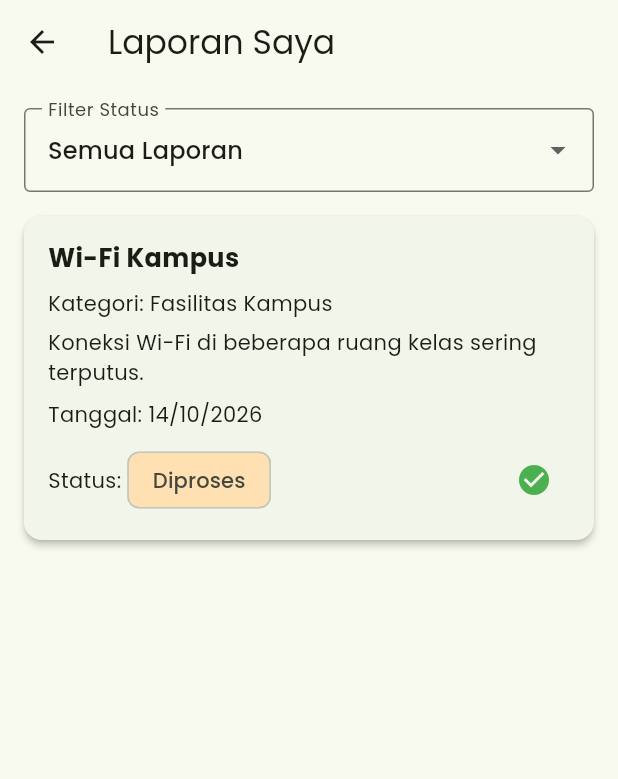
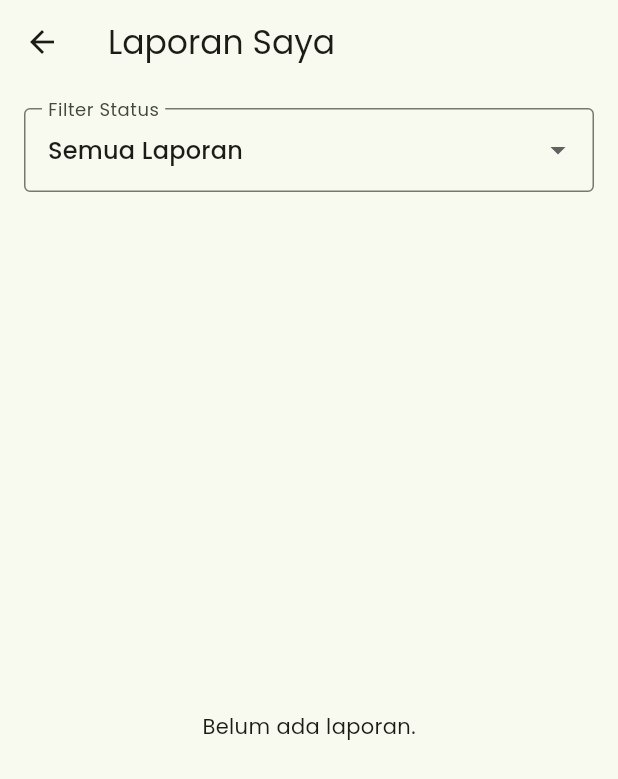
Before and after one commit to luthfiahhasibuan/LaporKampus, a Flutter app: the MyReportPage screen opened directly, on a phone screen of 412 x 824 dp. Shown: the top 779 px of the screen. Run offline on Flutter 3.47's test engine with Material 3 defaults, Android fonts, the phone set to English and light mode, and no system bars; our stand-ins replace image_picker; accounts and stored records are empty.

Commit message:
halaman Laporan saya membaca seluruh data Buat Laporan

```diff
--- a/lib/models/report_data.dart
+++ b/lib/models/report_data.dart
@@ -16,18 +16,18 @@ class ReportData {
   }) : createdAt = createdAt ?? DateTime.now();
 }
 
-class DummyReportStore {
-  static final List<ReportData> reports = [
-    ReportData(
-      title: 'Wi-Fi Kampus',
-      category: 'Fasilitas Kampus',
-      description: 'Koneksi Wi-Fi di beberapa ruang kelas sering terputus.',
-      status: 'Diproses',
-      createdAt: DateTime(2026, 10, 14),
-    ),
-  ];
+// class DummyReportStore {
+//   static final List<ReportData> reports = [
+//     ReportData(
+//       title: 'Wi-Fi Kampus',
+//       category: 'Fasilitas Kampus',
+//       description: 'Koneksi Wi-Fi di beberapa ruang kelas sering terputus.',
+//       status: 'Diproses',
+//       createdAt: DateTime(2026, 10, 14),
+//     ),
+//   ];
 
-  static void addReport(ReportData report) {
-    reports.insert(0, report);
-  }
-}
+//   static void addReport(ReportData report) {
+//     reports.insert(0, report);
+//   }
+// }
--- a/lib/pages/my_report_page.dart
+++ b/lib/pages/my_report_page.dart
@@ -1,4 +1,10 @@
+import 'dart:io';
+
+import 'package:flutter/foundation.dart' show kIsWeb;
 import 'package:flutter/material.dart';
+import 'package:provider/provider.dart';
+
+import '../providers/report_provider.dart';
 
 import '../models/report_data.dart';
 
@@ -12,9 +18,7 @@ class MyReportPage extends StatefulWidget {
 class _MyReportPageState extends State<MyReportPage> {
   String selectedFilter = 'Semua';
 
-  List<ReportData> get reports => DummyReportStore.reports;
-
-  List<ReportData> get filteredReports {
+  List<ReportData> _filterReports(List<ReportData> reports) {
     if (selectedFilter == 'Semua') {
       return reports;
     }
@@ -23,13 +27,43 @@ class _MyReportPageState extends State<MyReportPage> {
   }
 
   void _ubahStatus(ReportData report) {
-    setState(() {
-      report.status = 'Selesai';
-    });
+    context.read<ReportProvider>().updateStatus(report, 'Selesai');
 
     ScaffoldMessenger.of(context).showSnackBar(
       const SnackBar(
         content: Text('Status laporan berhasil diubah menjadi Selesai'),
+      ),
+    );
+  }
+
+  Widget _buildReportImage(ReportData report) {
+    final path = report.imagePath;
+
+    if (path == null || path.isEmpty) {
+      return const SizedBox.shrink();
+    }
+
+    // Image.file hanya digunakan untuk aplikasi non-Web.
+    if (kIsWeb) {
+      return const SizedBox.shrink();
+    }
+
+    final file = File(path);
+
+    if (!file.existsSync()) {
+      return const SizedBox.shrink();
+    }
+
+    return Padding(
+      padding: const EdgeInsets.only(top: 12),
+      child: ClipRRect(
+        borderRadius: BorderRadius.circular(10),
+        child: Image.file(
+          file,
+          width: double.infinity,
+          height: 180,
+          fit: BoxFit.cover,
+        ),
       ),
     );
   }
@@ -51,6 +85,7 @@ class _MyReportPageState extends State<MyReportPage> {
             Text('Kategori: ${report.category}'),
             const SizedBox(height: 6),
             Text(report.description),
+            _buildReportImage(report),
             const SizedBox(height: 8),
             Text(
               'Tanggal: ${report.createdAt.day}/'
@@ -86,6 +121,10 @@ class _MyReportPageState extends State<MyReportPage> {
 
   @override
   Widget build(BuildContext context) {
+    final reports = context.watch<ReportProvider>().reports;
+    final filteredReports = _filterReports(reports);
+    final displayedReports = filteredReports;
+
     return Scaffold(
       appBar: AppBar(title: const Text('Laporan Saya')),
       body: Column(
@@ -93,7 +132,7 @@ class _MyReportPageState extends State<MyReportPage> {
           Padding(
             padding: const EdgeInsets.all(16),
             child: DropdownButtonFormField<String>(
-              initialValue: selectedFilter,
+              value: selectedFilter,
               decoration: const InputDecoration(
                 labelText: 'Filter Status',
                 border: OutlineInputBorder(),
@@ -114,13 +153,13 @@ class _MyReportPageState extends State<MyReportPage> {
             ),
           ),
           Expanded(
-            child: filteredReports.isEmpty
+            child: displayedReports.isEmpty
                 ? const Center(child: Text('Belum ada laporan.'))
                 : ListView.builder(
                     padding: const EdgeInsets.symmetric(horizontal: 16),
-                    itemCount: filteredReports.length,
+                    itemCount: displayedReports.length,
                     itemBuilder: (context, index) {
-                      return _reportCard(filteredReports[index]);
+                      return _reportCard(displayedReports[index]);
                     },
                   ),
           ),
--- a/lib/pages/report_page.dart
+++ b/lib/pages/report_page.dart
@@ -85,7 +85,7 @@ class _ReportPageState extends State<ReportPage> {
 
   Future<void> _pickImage(ImageSource source) async {
     final file = await _picker.pickImage(source: source, imageQuality: 85);
-    if (file == null) return; // pengguna membatalkan
+    if (file == null) return; //batal
 
     final extension = file.name.split('.').last.toLowerCase();
     final bytes = await file.readAsBytes();
@@ -140,9 +140,7 @@ class _ReportPageState extends State<ReportPage> {
       return;
     }
 
-    context.read<ReportProvider>().addReport(title);
-
-    DummyReportStore.addReport(
+    context.read<ReportProvider>().addReport(
       ReportData(
         title: title,
         category: _selectedCategory,
--- a/lib/providers/report_provider.dart
+++ b/lib/providers/report_provider.dart
@@ -1,30 +1,27 @@
 import 'package:flutter/material.dart';
 
-import '../models/report.dart';
+import '../models/report_data.dart';
 
 class ReportProvider extends ChangeNotifier {
-  final List<Report> _reports = [];
+  final List<ReportData> _reports = [];
 
-  List<Report> get reports => List.unmodifiable(_reports);
+  List<ReportData> get reports => List.unmodifiable(_reports);
+
   int get total => _reports.length;
-  int get sent => _reports.where((r) => r.status != ReportStatus.draft).length;
-  int get responded =>
-      _reports.where((r) => r.status == ReportStatus.responded).length;
+  int get sent => _reports.length;
+  int get responded => _reports
+      .where(
+        (report) => report.status == 'Diproses' || report.status == 'Selesai',
+      )
+      .length;
 
-  void addReport(String title) {
-    _reports.add(
-      Report(
-        id: DateTime.now().microsecondsSinceEpoch.toString(),
-        title: title,
-      ),
-    );
-    notifyListeners(); // memberi tahu widget yang mendengarkan
+  void addReport(ReportData report) {
+    _reports.insert(0, report);
+    notifyListeners();
   }
 
-  void updateStatus(String id, ReportStatus status) {
-    final index = _reports.indexWhere((r) => r.id == id);
-    if (index == -1) return;
-    _reports[index] = _reports[index].copyWith(status: status);
+  void updateStatus(ReportData report, String status) {
+    report.status = status;
     notifyListeners();
   }
 }
```
Also changed, not shown: lib/providers/my_report_provider.dart (added, +46 -0 lines).
